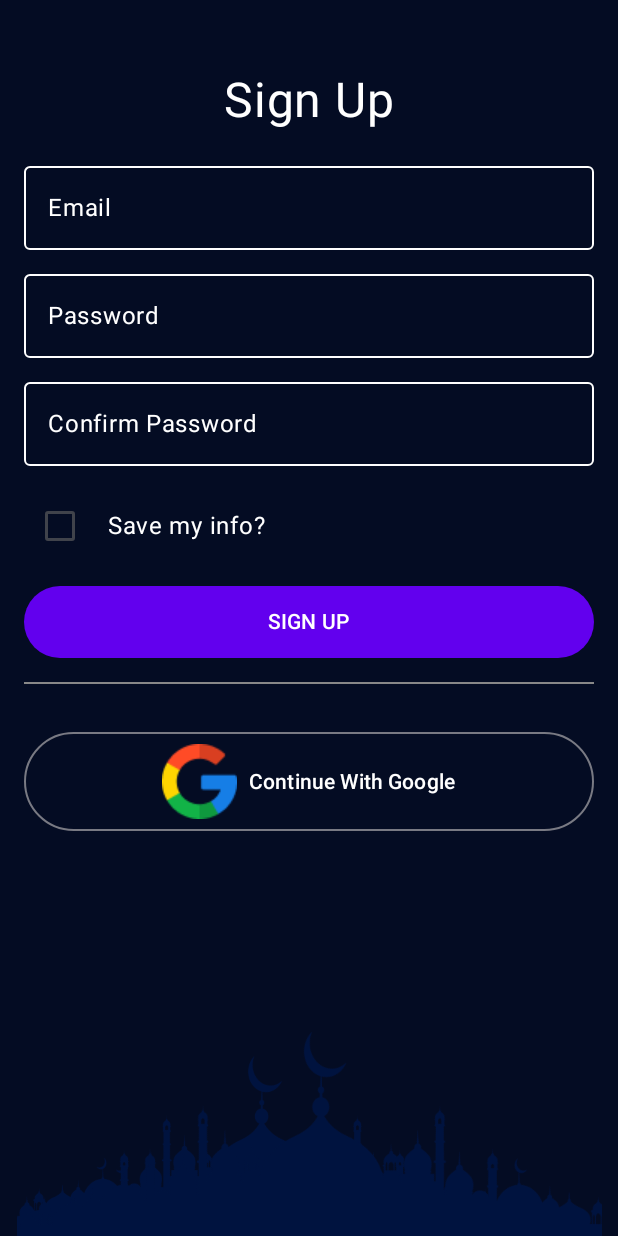
After one commit to bwahyuh/QuranMe, an Android app built with Jetpack Compose: the composable SignUpScreen shown on its own in the app's theme, on a phone screen of 412 x 824 dp. The commit adds this screen. Run offline under Robolectric (Android 15) with nearby library versions, the phone set to English and light mode, and no system bars.

Commit message:
add signupscreen

```diff
--- a/app/src/main/java/com/example/quranme/compose/page/SignInScreen.kt
+++ b/app/src/main/java/com/example/quranme/compose/page/SignInScreen.kt
@@ -45,7 +45,7 @@ fun SignInScreen(modifier: Modifier = Modifier) {
                 cursorColor = Color.White,
                 focusedBorderColor = Color.White,
                 unfocusedBorderColor = Color.White,
-                containerColor = Color.LightGray
+                containerColor = Color.Transparent
             ),
             keyboardOptions = KeyboardOptions(keyboardType = KeyboardType.Email),
             modifier = Modifier.fillMaxWidth()
@@ -62,7 +62,7 @@ fun SignInScreen(modifier: Modifier = Modifier) {
                 cursorColor = Color.White,
                 focusedBorderColor = Color.White,
                 unfocusedBorderColor = Color.White,
-                containerColor = Color.LightGray
+                containerColor = Color.Transparent
             ),
             keyboardOptions = KeyboardOptions(keyboardType = KeyboardType.Password),
             modifier = Modifier.fillMaxWidth()
@@ -113,7 +113,7 @@ fun SignInScreen(modifier: Modifier = Modifier) {
         Box(
             modifier = modifier
                 .requiredWidth(width = 390.dp)
-                .requiredHeight(height = 180.dp)
+                .requiredHeight(height = 200.dp)
                 .align(alignment = Alignment.CenterHorizontally)
         )
         Box(
--- /dev/null
+++ b/app/src/main/java/com/example/quranme/compose/page/SignUpScreen.kt
@@ -0,0 +1,199 @@
+package com.example.quranme.compose.page
+
+import androidx.compose.foundation.Image
+import androidx.compose.foundation.background
+import androidx.compose.foundation.layout.*
+import androidx.compose.foundation.text.KeyboardOptions
+import androidx.compose.material.*
+import androidx.compose.material3.Button
+import androidx.compose.material3.ButtonDefaults
+import androidx.compose.material3.Checkbox
+import androidx.compose.material3.CheckboxDefaults
+import androidx.compose.material3.Divider
+import androidx.compose.material3.ExperimentalMaterial3Api
+import androidx.compose.material3.OutlinedButton
+import androidx.compose.material3.OutlinedTextField
+import androidx.compose.material3.Text
+import androidx.compose.material3.TextFieldDefaults
+import androidx.compose.runtime.Composable
+import androidx.compose.ui.Alignment
+import androidx.compose.ui.Modifier
+import androidx.compose.ui.graphics.Color
+import androidx.compose.ui.res.painterResource
+import androidx.compose.ui.text.input.KeyboardType
+import androidx.compose.ui.text.input.PasswordVisualTransformation
+import androidx.compose.ui.text.input.VisualTransformation
+import androidx.compose.ui.tooling.preview.Preview
+import androidx.compose.ui.unit.dp
+import androidx.compose.ui.unit.sp
+import com.example.quranme.R
+import com.quranme.compose.page.SignInScreen
+
+@OptIn(ExperimentalMaterial3Api::class)
+@Composable
+fun SignUpScreen(modifier: Modifier = Modifier) {
+    Column(
+        modifier = Modifier
+            .fillMaxSize()
+            .background(Color(0xFF040C23)) // Replace with the actual color from the design
+            .padding(16.dp),
+        horizontalAlignment = Alignment.CenterHorizontally
+    ) {
+        Text(
+            text = "Sign Up",
+            color = Color.White,
+            fontSize = 32.sp,
+            modifier = Modifier.padding(top = 32.dp)
+        )
+
+        // Email TextField
+        OutlinedTextField(
+            value = "",
+            onValueChange = {},
+            label = { Text("Email", color = Color.White) },
+            singleLine = true,
+            colors = TextFieldDefaults.outlinedTextFieldColors(
+                textColor = Color.White,
+                disabledTextColor = Color.Transparent,
+                cursorColor = Color.White,
+                focusedBorderColor = Color.White,
+                unfocusedBorderColor = Color.White,
+                containerColor = Color.Transparent
+            ),
+            modifier = Modifier
+                .fillMaxWidth()
+                .padding(top = 16.dp),
+            keyboardOptions = KeyboardOptions(keyboardType = KeyboardType.Email)
+        )
+
+        // Password TextField
+        OutlinedTextField(
+            value = "",
+            onValueChange = {},
+            label = { Text("Password", color = Color.White) },
+            singleLine = true,
+            visualTransformation = PasswordVisualTransformation(),
+            colors = TextFieldDefaults.outlinedTextFieldColors(
+                textColor = Color.White,
+                disabledTextColor = Color.Transparent,
+                cursorColor = Color.White,
+                focusedBorderColor = Color.White,
+                unfocusedBorderColor = Color.White,
+                containerColor = Color.Transparent
+            ),
+            modifier = Modifier
+                .fillMaxWidth()
+                .padding(top = 8.dp),
+            keyboardOptions = KeyboardOptions(keyboardType = KeyboardType.Password)
+        )
+
+        // Confirm Password TextField
+        OutlinedTextField(
+            value = "",
+            onValueChange = {},
+            label = { Text("Confirm Password", color = Color.White) },
+            singleLine = true,
+            visualTransformation = PasswordVisualTransformation(),
+            colors = TextFieldDefaults.outlinedTextFieldColors(
+                textColor = Color.White,
+                disabledTextColor = Color.Transparent,
+                cursorColor = Color.White,
+                focusedBorderColor = Color.White,
+                unfocusedBorderColor = Color.White,
+                containerColor = Color.Transparent
+            ),
+            modifier = Modifier
+                .fillMaxWidth()
+                .padding(top = 8.dp),
+            keyboardOptions = KeyboardOptions(keyboardType = KeyboardType.Password)
+        )
+
+        // Checkbox and Text
+        Row(
+            modifier = Modifier
+                .fillMaxWidth()
+                .padding(top = 16.dp),
+            verticalAlignment = Alignment.CenterVertically
+        ) {
+            Checkbox(
+                checked = false,
+                onCheckedChange = {},
+                colors = CheckboxDefaults.colors(checkmarkColor = Color.White)
+            )
+            Text(
+                text = "Save my info?",
+                color = Color.White,
+                modifier = Modifier.padding(start = 8.dp)
+            )
+        }
+
+        // Sign Up Button
+        Button(
+            onClick = { /* Handle sign up */ },
+            modifier = Modifier
+                .fillMaxWidth()
+                .padding(top = 16.dp)
+                .height(48.dp),
+            colors = ButtonDefaults.buttonColors(containerColor = Color(0xFF6200EE)) // Replace with the actual button color from the design
+        ) {
+            Text("SIGN UP", color = Color.White)
+        }
+
+        // Divider
+        Divider(
+            color = Color.Gray,
+            modifier = Modifier.padding(vertical = 16.dp)
+        )
+
+        // Google Sign-In Button
+        OutlinedButton(
+            onClick = { /* Handle sign in with Google */ },
+            modifier = Modifier
+                .fillMaxWidth()
+                .padding(top = 16.dp),
+            colors = ButtonDefaults.outlinedButtonColors(containerColor = Color.Transparent)
+        ) {
+            Image(painter = painterResource(id = R.drawable.google), contentDescription = "Google Logo")
+            Text("Continue With Google", color = Color.White, modifier = Modifier.padding(start = 8.dp))
+        }
+        Box(
+            modifier = modifier
+                .requiredWidth(width = 390.dp)
+                .requiredHeight(height = 180.dp)
+                .align(alignment = Alignment.CenterHorizontally)
+        )
+        Box(
+            modifier = modifier
+                .requiredWidth(width = 390.dp)
+                .requiredHeight(height = 167.dp)
+                .align(alignment = Alignment.CenterHorizontally)
+        ) {
+            Image(
+                painter = painterResource(id = R.drawable.footer),
+                contentDescription = "Group",
+                modifier = Modifier
+                    .align(alignment = Alignment.TopStart)
+                    .offset(x = 0.dp,
+                        y = 1.96044921875.dp)
+                    .requiredWidth(width = 314.dp)
+                    .requiredHeight(height = 163.dp))
+            Image(
+                painter = painterResource(id = R.drawable.footer),
+                contentDescription = "Vector",
+                alpha = 0.3f,
+                modifier = Modifier
+                    .fillMaxSize())
+            Image(
+                painter = painterResource(id = R.drawable.footer),
+                contentDescription = "Vector",
+                modifier = Modifier
+                    .fillMaxSize())
+        }
+    }
+}
+
+@Preview(showBackground = true)
+@Composable
+fun PreviewSignInScreen() {
+    SignUpScreen(Modifier)
+}
```
